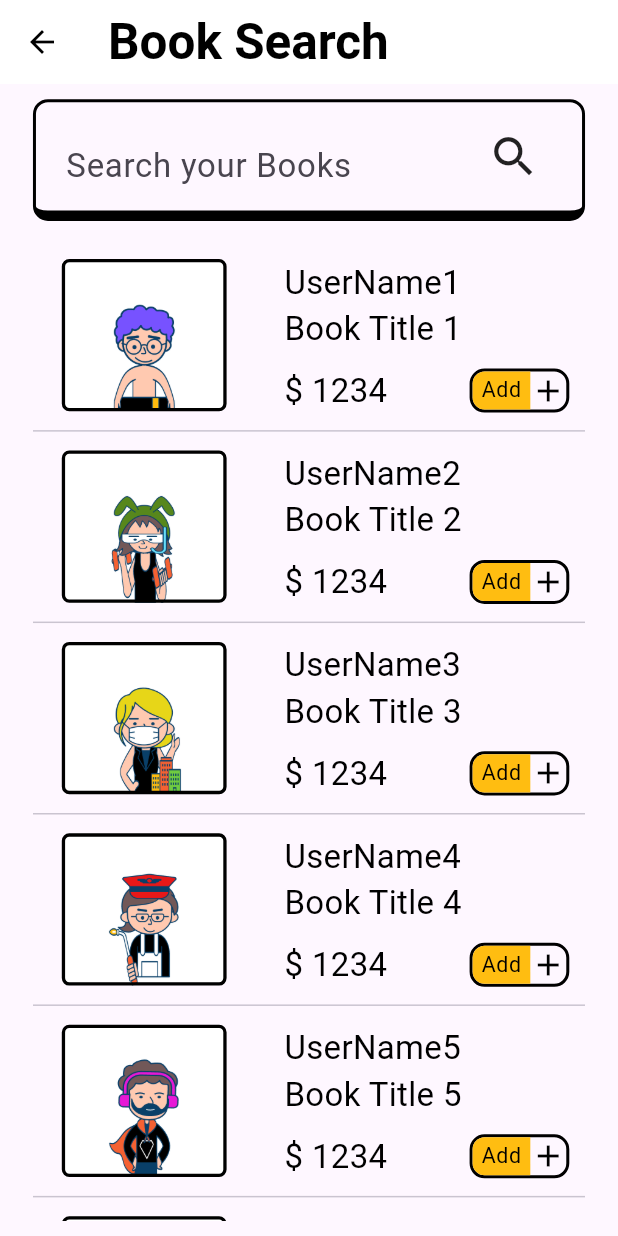
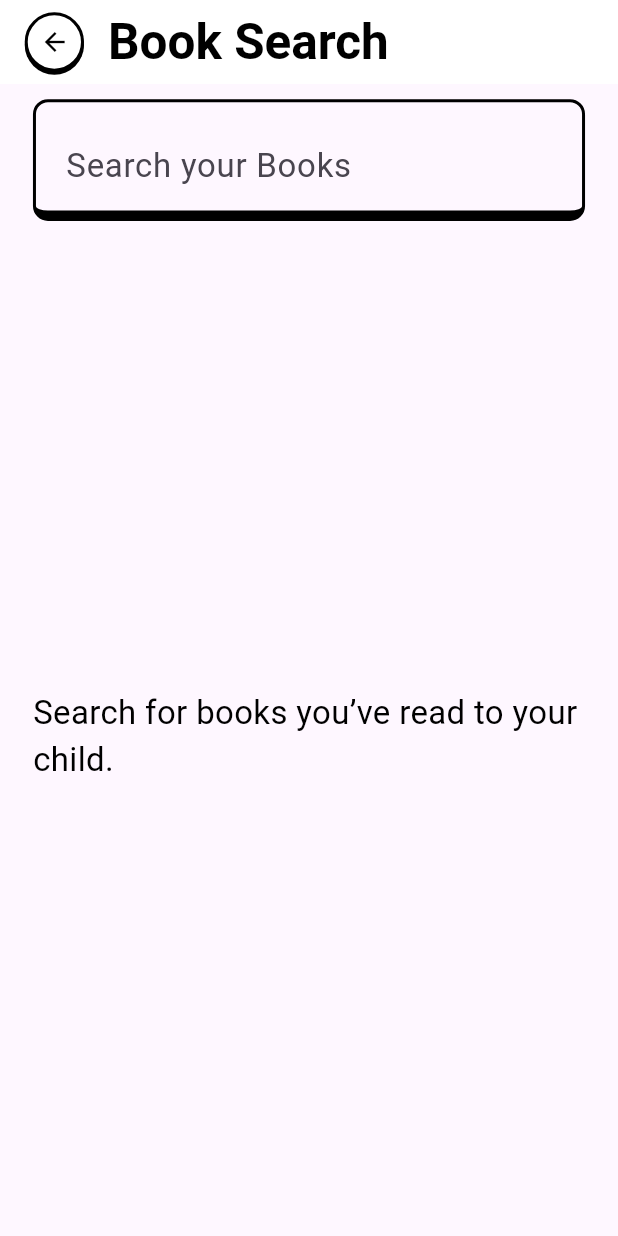
Before and after one commit to donghyukkil/Flutter_Growing_Tales, a Flutter app: the BookSearchScreen screen opened directly, on a phone screen of 412 x 824 dp. Run offline on Flutter 3.47's test engine with Material 3 defaults, Android fonts, the phone set to English and light mode, and no system bars; our stand-ins replace carousel_slider, cloud_firestore, firebase_auth, firebase_core, firebase_storage, flutter_image_compress and 8 more; accounts and stored records are empty; generated files the repository leaves out were written again.

Commit message:
feat: BookSearchScreen 검색 기능 추가

```diff
--- a/lib/core/constants/app_constants.dart
+++ b/lib/core/constants/app_constants.dart
@@ -38,4 +38,52 @@ class AppConstants {
     textStyle: TextStyle(
         color: Colors.black, fontWeight: FontWeight.w100, fontSize: 13.sp),
   );
+
+  static List<String> bannedKeywords = [
+    'porn',
+    'sex',
+    'nude',
+    'xxx',
+    'adult',
+    'erotic',
+    'fetish',
+    'bdsm',
+    'hardcore',
+    'hentai',
+    'incest',
+    'naked',
+    'escort',
+    'prostitute',
+    'strip',
+    'taboo',
+    'explicit',
+    'voyeur',
+    'camgirl',
+    'cam',
+    'pornstar',
+    'kink',
+    '야동',
+    '성인',
+    '섹스',
+    '포르노',
+    '에로',
+    '누드',
+    '노출',
+    '성매매',
+    '성폭행',
+    '음란',
+    '야설',
+    '몸매',
+    '자위',
+    '불륜',
+    '외설',
+    '변태',
+    '강간',
+    '스와핑',
+    '애널',
+    '성도착',
+    '성희롱',
+    '섹스토이',
+    '사창가',
+  ];
 }
--- /dev/null
+++ b/lib/core/exception/exceptions.dart
@@ -0,0 +1,4 @@
+class BannedKeywordException implements Exception {
+  final String message;
+  BannedKeywordException(this.message);
+}
--- /dev/null
+++ b/lib/data/services/book_service.dart
@@ -0,0 +1,31 @@
+import 'dart:convert';
+
+import 'package:http/http.dart' as http;
+
+import '../../core/constants/app_constants.dart';
+import '../../core/exception/exceptions.dart';
+import '../../core/utils/keyword_filter.dart';
+
+class BookService {
+  static const String baseUrl = 'https://www.googleapis.com/books/v1/volumes';
+  static const int maxResults = 30;
+
+  Future<List<dynamic>> fetchBooks(String query, {int startIndex = 0}) async {
+    if (containsBannedKeyword(query)) {
+      throw BannedKeywordException('Inappropriate content detected.');
+    }
+
+    final response = await http.get(Uri.parse(
+        '$baseUrl?q=$query&startIndex=$startIndex&maxResults=$maxResults'));
+
+    // print(response.body.toString());
+
+    if (response.statusCode == 200) {
+      final data = json.decode(response.body);
+
+      return data['items'] ?? [];
+    } else {
+      throw Exception('Failed to load books');
+    }
+  }
+}
--- a/lib/ui/views/book_search_screen.dart
+++ /dev/null
@@ -1,179 +0,0 @@
-import 'package:flutter/material.dart';
-import 'package:flutter_screenutil/flutter_screenutil.dart';
-
-import '../../core/constants/app_colors.dart';
-import '../../core/constants/app_constants.dart';
-import '../../data/dummy_data.dart';
-
-class BookSearchScreen extends StatefulWidget {
-  const BookSearchScreen({super.key});
-
-  @override
-  State<BookSearchScreen> createState() => _BookSearchScreenState();
-}
-
-class _BookSearchScreenState extends State<BookSearchScreen> {
-  final textController = TextEditingController();
-  String userInput = '';
-
-  @override
-  void initState() {
-    super.initState();
-    textController.addListener(() {
-      setState(() {
-        userInput = textController.text;
-      });
-    });
-  }
-
-  @override
-  Widget build(BuildContext context) {
-    return Scaffold(
-      appBar: AppBar(title: Text('Book Search')),
-      body: Padding(
-        padding: AppConstants.paddingHorizontal20wVertical10h(),
-        child: Column(
-          children: [
-            Container(
-              width: double.infinity,
-              height: 80.h,
-              decoration: BoxDecoration(
-                borderRadius: BorderRadius.circular(10),
-                border: Border(
-                    top: BorderSide(width: 2),
-                    right: BorderSide(width: 2),
-                    bottom: BorderSide(width: 7),
-                    left: BorderSide(width: 2)),
-              ),
-              child: Row(
-                crossAxisAlignment: CrossAxisAlignment.center,
-                children: [
-                  Expanded(
-                      flex: 3,
-                      child: Center(
-                        child: Padding(
-                          padding: EdgeInsets.symmetric(horizontal: 20),
-                          child: TextField(
-                            controller: textController,
-                            decoration: InputDecoration(
-                                hintText: 'Search your Books',
-                                hintStyle: TextStyle(
-                                  fontSize: 20.sp,
-                                ),
-                                border: InputBorder.none),
-                          ),
-                        ),
-                      )),
-                  Expanded(flex: 1, child: Icon(size: 35, Icons.search))
-                ],
-              ),
-            ),
-            SizedBox(height: 20.h),
-            Expanded(
-              child: ListView.builder(
-                  itemCount: dummyBooks.length,
-                  itemBuilder: (context, index) {
-                    final item = dummyBooks[index];
-
-                    return Column(
-                      children: [
-                        SizedBox(height: 5.h),
-                        SizedBox(
-                          width: 300.w,
-                          height: 100.h,
-                          child: Row(
-                            children: [
-                              Container(
-                                width: 100.w,
-                                decoration: BoxDecoration(
-                                  border: Border.all(width: 2.w),
-                                  borderRadius: BorderRadius.circular(5),
-                                  image: item['image'] != null
-                                      ? DecorationImage(
-                                          image: AssetImage(item['image']!),
-                                          fit: BoxFit.cover,
-                                        )
-                                      : DecorationImage(
-                                          fit: BoxFit.cover,
-                                          image:
-                                              AssetImage('assets/dummy1.png'),
-                                        ),
-                                ),
-                              ),
-                              SizedBox(width: 35.w),
-                              Column(
-                                crossAxisAlignment: CrossAxisAlignment.start,
-                                children: [
-                                  Text(
-                                    '${item['username']}',
-                                    style:
-                                        Theme.of(context).textTheme.bodyMedium,
-                                  ),
-                                  Text(
-                                    '${item['title']}',
-                                    style:
-                                        Theme.of(context).textTheme.bodyMedium,
-                                  ),
-                                  SizedBox(height: 10.h),
-                                  Row(
-                                    mainAxisAlignment:
-                                        MainAxisAlignment.spaceAround,
-                                    children: [
-                                      Row(
-                                        children: [
-                                          Text('\$ ${1234.toString()}'),
-                                          SizedBox(width: 50.w),
-                                        ],
-                                      ),
-                                      Container(
-                                        decoration: BoxDecoration(
-                                            borderRadius:
-                                                BorderRadius.circular(10),
-                                            border: Border.all(width: 2)),
-                                        child: Row(
-                                          children: [
-                                            Container(
-                                              width: 35.w,
-                                              height: 25.h,
-                                              decoration: BoxDecoration(
-                                                color:
-                                                    AppColors.followButtonColor,
-                                                borderRadius: BorderRadius.only(
-                                                    topLeft: Radius.circular(8),
-                                                    bottomLeft:
-                                                        Radius.circular(8)),
-                                              ),
-                                              child: Center(
-                                                  child: Text(
-                                                'Add',
-                                                style: Theme.of(context)
-                                                    .textTheme
-                                                    .bodySmall,
-                                              )),
-                                            ),
-                                            Icon(
-                                              Icons.add,
-                                              color: Colors.black,
-                                            ),
-                                          ],
-                                        ),
-                                      ),
-                                    ],
-                                  )
-                                ],
-                              )
-                            ],
-                          ),
-                        ),
-                        SizedBox(height: 5.h),
-                        Divider(),
-                      ],
-                    );
-                  }),
-            )
-          ],
-        ),
-      ),
-    );
-  }
-}
--- /dev/null
+++ b/lib/ui/views/books/book_search_screen.dart
@@ -0,0 +1,355 @@
+import 'dart:async';
+
+import 'package:flutter/material.dart';
+import 'package:flutter_screenutil/flutter_screenutil.dart';
+import 'package:go_router/go_router.dart';
+
+import '../../../core/constants/app_colors.dart';
+import '../../../core/constants/app_constants.dart';
+import '../../../core/exception/exceptions.dart';
+import '../../../data/services/book_service.dart';
+import '../../../core/widgets/circular_back_button.dart';
+import '../../../core/widgets/custom_text.dart';
+import '../../../core/controllers/multi_style_text_editing_controller.dart';
+
+//todo :add 버튼 아이템 local state로 관리 -> viewmodel book State에 넘기기
+
+class BookSearchScreen extends StatefulWidget {
+  const BookSearchScreen({super.key});
+
+  @override
+  State<BookSearchScreen> createState() => _BookSearchScreenState();
+}
+
+class _BookSearchScreenState extends State<BookSearchScreen> {
+  final MultiStyleTextEditingController _textController =
+      MultiStyleTextEditingController();
+  final ScrollController _scrollController = ScrollController();
+  final BookService _bookService = BookService();
+
+  String userInput = '';
+  List<dynamic> booksResult = [];
+  bool _isLoading = false;
+  bool _hasMoreData = true;
+  int _currentStartIndex = 0;
+  Timer? _debounce;
+  Timer? _throttle;
+
+  @override
+  void initState() {
+    super.initState();
+
+    _textController.addListener(() {
+      userInput = _textController.text;
+      _onTextChanged();
+    });
+
+    _scrollController.addListener(() {
+      // Note: Infinite Scroll (Proactive Fetching)
+      double triggerFetchMoreThreshold =
+          0.7 * _scrollController.position.maxScrollExtent;
+
+      if (_scrollController.position.pixels > triggerFetchMoreThreshold &&
+          !_isLoading) {
+        _throttleLoadMoreBooks();
+      }
+    });
+  }
+
+  @override
+  void dispose() {
+    _scrollController.dispose();
+    _textController.dispose();
+    super.dispose();
+  }
+
+  void _throttleLoadMoreBooks() {
+    if (_throttle?.isActive ?? false) return;
+
+    _throttle = Timer(const Duration(seconds: 1), () {
+      _loadMoreBooks();
+    });
+  }
+
+  void _onTextChanged() {
+    if (_debounce?.isActive ?? false) _debounce?.cancel();
+
+    _debounce = Timer(const Duration(milliseconds: 500), () {
+      setState(() {
+        _currentStartIndex = 0;
+        booksResult.clear();
+        _searchBooks();
+      });
+    });
+  }
+
+  Future<void> _loadMoreBooks() async {
+    if (!_hasMoreData || _isLoading) return;
+
+    setState(() {
+      _isLoading = true;
+    });
+
+    await _searchBooks();
+  }
+
+  Future<void> _searchBooks() async {
+    if (userInput.isEmpty) return;
+
+    setState(() {
+      _isLoading = true;
+    });
+
+    try {
+      final books = await _bookService.fetchBooks(userInput,
+          startIndex: _currentStartIndex);
+
+      setState(() {
+        booksResult.addAll(books);
+        _hasMoreData = books.length == BookService.maxResults;
+        _currentStartIndex += books.length;
+      });
+    } on BannedKeywordException catch (e) {
+      ScaffoldMessenger.of(context).showSnackBar(SnackBar(
+        content: Text(e.message),
+      ));
+    } catch (e) {
+      print("Error fetching books: $e");
+      ScaffoldMessenger.of(context).showSnackBar(SnackBar(
+        content: Text('Failed to load books. Please try again later.'),
+      ));
+    } finally {
+      setState(() {
+        _isLoading = false;
+      });
+    }
+  }
+
+  Future<void> _refreshBooks() async {
+    setState(() {
+      _currentStartIndex = 0;
+      booksResult.clear();
+      _hasMoreData = false;
+    });
+
+    await _searchBooks();
+  }
+
+  @override
+  Widget build(BuildContext context) {
+    return Scaffold(
+      appBar: AppBar(
+        title: Text('Book Search'),
+        leading: Padding(
+          padding: EdgeInsets.only(left: 15.w),
+          child: CircularBackButton(
+            onPressed: () {
+              context.go('/statistics');
+            },
+            iconSize: 20,
+          ),
+        ),
+      ),
+      body: Padding(
+        padding: AppConstants.paddingHorizontal20wVertical10h(),
+        child: Column(
+          children: [
+            Container(
+              width: double.infinity,
+              height: 80.h,
+              decoration: BoxDecoration(
+                borderRadius: BorderRadius.circular(10),
+                border: Border(
+                  top: BorderSide(width: 2),
+                  right: BorderSide(width: 2),
+                  bottom: BorderSide(width: 7),
+                  left: BorderSide(width: 2),
+                ),
+              ),
+              child: Row(
+                crossAxisAlignment: CrossAxisAlignment.center,
+                children: [
+                  Expanded(
+                      flex: 3,
+                      child: Center(
+                        child: Padding(
+                          padding: EdgeInsets.symmetric(horizontal: 20),
+                          child: TextField(
+                            controller: _textController,
+                            decoration: InputDecoration(
+                                hintText: 'Search your Books',
+                                hintStyle: TextStyle(
+                                  fontSize: 20.sp,
+                                ),
+                                border: InputBorder.none),
+                          ),
+                        ),
+                      )),
+                ],
+              ),
+            ),
+            SizedBox(height: 20.h),
+            Expanded(
+              child: booksResult.isEmpty && userInput.isEmpty
+                  ? Center(
+                      child:
+                          Text('Search for books you’ve read to your child.'),
+                    )
+                  : Scrollbar(
+                      controller: _scrollController,
+                      child: RefreshIndicator(
+                        onRefresh: _refreshBooks,
+                        child: ListView.builder(
+                            controller: _scrollController,
+                            itemCount:
+                                booksResult.length + (_hasMoreData ? 1 : 0),
+                            itemBuilder: (context, index) {
+                              if (index == booksResult.length && _hasMoreData) {
+                                return Padding(
+                                  padding: const EdgeInsets.symmetric(
+                                      vertical: 20.0),
+                                  child: Center(
+                                      child: CircularProgressIndicator()),
+                                );
+                              }
+
+                              final item = booksResult[index]['volumeInfo'];
+
+                              return Column(
+                                children: [
+                                  SizedBox(height: 5.h),
+                                  SizedBox(
+                                    height: 100.h,
+                                    child: Row(
+                                      children: [
+                                        Container(
+                                          width: 100.w,
+                                          decoration: BoxDecoration(
+                                            border: Border(
+                                              top: BorderSide(width: 2),
+                                              right: BorderSide(width: 2),
+                                              bottom: BorderSide(width: 5),
+                                              left: BorderSide(width: 2),
+                                            ),
+                                            borderRadius:
+                                                BorderRadius.circular(5),
+                                            image: item['imageLinks'] != null &&
+                                                    item['imageLinks']
+                                                            ['thumbnail'] !=
+                                                        null
+                                                ? DecorationImage(
+                                                    image: NetworkImage(
+                                                        item['imageLinks']
+                                                            ['thumbnail']),
+                                                    fit: BoxFit.fill,
+                                                  )
+                                                : DecorationImage(
+                                                    fit: BoxFit.cover,
+                                                    image: AssetImage(
+                                                        'assets/book_placeholder.png'),
+                                                  ),
+                                          ),
+                                        ),
+                                        SizedBox(width: 35.w),
+                                        Expanded(
+                                          child: Column(
+                                            mainAxisAlignment:
+                                                MainAxisAlignment.spaceEvenly,
+                                            crossAxisAlignment:
+                                                CrossAxisAlignment.start,
+                                            children: [
+                                              CustomText(
+                                                maxLines: 1,
+                                                text: '${item['title']}',
+                                              ),
+                                              CustomText(
+                                                  text:
+                                                      '${item['authors'] != null ? item['authors'].join(', ') : 'Unknown Author'}'),
+                                              CustomText(
+                                                text: item['pageCount'] != null
+                                                    ? '${item['pageCount']} pages'
+                                                    : '',
+                                              ),
+                                              Row(
+                                                mainAxisAlignment:
+                                                    MainAxisAlignment
+                                                        .spaceBetween,
+                                                children: [
+                                                  CustomText(
+                                                    text:
+                                                        'Year: ${item['publishedDate'].toString().substring(0, 4)}',
+                                                    style: Theme.of(context)
+                                                        .textTheme
+                                                        .bodySmall,
+                                                  ),
+                                                  Container(
+                                                    decoration: BoxDecoration(
+                                                      borderRadius:
+                                                          BorderRadius.circular(
+                                                              10),
+                                                      border: Border(
+                                                        top: BorderSide(
+                                                            width: 2),
+                                                        right: BorderSide(
+                                                            width: 2),
+                                                        bottom: BorderSide(
+                                                            width: 3),
+                                                        left: BorderSide(
+                                                            width: 2),
+                                                      ),
+                                                    ),
+                                                    child: Row(
+                                                      children: [
+                                                        Container(
+                                                          width: 35.w,
+                                                          height: 25.h,
+                                                          decoration:
+                                                              BoxDecoration(
+                                                            color: AppColors
+                                                                .followButtonColor,
+                                                            borderRadius: BorderRadius.only(
+                                                                topLeft: Radius
+                                                                    .circular(
+                                                                        8),
+                                                                bottomLeft: Radius
+                                                                    .circular(
+                                                                        8)),
+                                                          ),
+                                                          child: Center(
+                                                              child: Text(
+                                                            'Add',
+                                                            style: Theme.of(
+                                                                    context)
+                                                                .textTheme
+                                                                .bodySmall,
+                                                          )),
+                                                        ),
+                                                        Icon(
+                                                          Icons.add,
+                                                          color: Colors.black,
+                                                        ),
+                                                      ],
+                                                    ),
+                                                  ),
+                                                ],
+                                              )
+                                            ],
+                                          ),
+                                        )
+                                      ],
+                                    ),
+                                  ),
+                                  SizedBox(height: 5.h),
+                                  Divider(),
+                                ],
+                              );
+                            }),
+                      ),
+                    ),
+            )
+          ],
+        ),
+      ),
+    );
+  }
+}
--- a/pubspec.yaml
+++ b/pubspec.yaml
@@ -53,6 +53,7 @@ dependencies:
   firebase_storage: ^12.3.0
   flutter_image_compress: ^2.3.0
   path_provider: ^2.1.4
+  http: ^1.2.2
 
 dev_dependencies:
   flutter_test:
```
Also changed, not shown: lib/core/router/app_router.dart (+21 -5 lines), lib/core/utils/keyword_filter.dart (added, +10 -0 lines), assets/book_placeholder.png (added), pubspec.lock.
